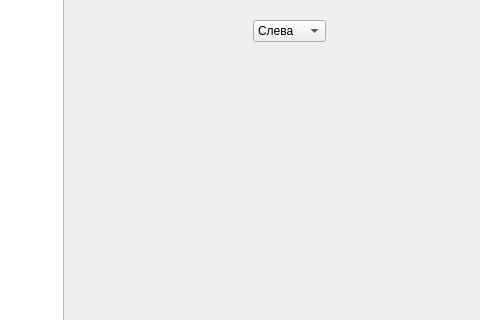
Before: the Qt Designer form mainwindow.ui in dodle4532/BookParce, drawn with Qt 5; both pictures show x 837 to 1317 and y 170 to 490 of the 1317 by 733 pixel window.
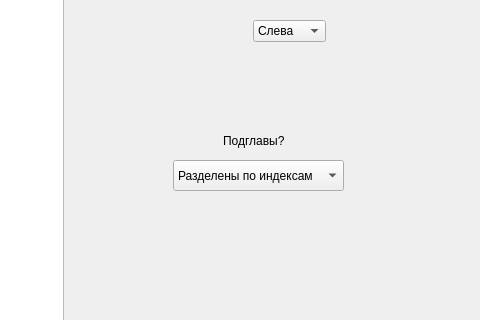
After: the same form once the commit is applied.

```diff
--- a/mainwindow.ui
+++ b/mainwindow.ui
@@ -162,6 +162,39 @@
      </property>
     </item>
    </widget>
+   <widget class="QLabel" name="label">
+    <property name="geometry">
+     <rect>
+      <x>1060</x>
+      <y>300</y>
+      <width>81</width>
+      <height>21</height>
+     </rect>
+    </property>
+    <property name="text">
+     <string>Подглавы?</string>
+    </property>
+   </widget>
+   <widget class="QComboBox" name="subchaptersComboBox">
+    <property name="geometry">
+     <rect>
+      <x>1010</x>
+      <y>330</y>
+      <width>171</width>
+      <height>31</height>
+     </rect>
+    </property>
+    <item>
+     <property name="text">
+      <string>Разделены по индексам</string>
+     </property>
+    </item>
+    <item>
+     <property name="text">
+      <string>Идут сразу после глав</string>
+     </property>
+    </item>
+   </widget>
   </widget>
   <widget class="QMenuBar" name="menuBar">
    <property name="geometry">
```
Left out of the diff: 4 changed lines with no effect on the pictures.
